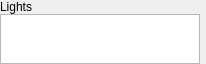
The window that src/tools/hlam/ui/assets/studiomodel/dockpanels/StudioModelLightingPanel.ui (SamVanheer/HalfLifeAssetManager) describes before a commit, drawn with Qt 5.
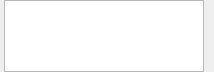
The same window after the commit.

Commit message: Add 4 pixels of margin on left and right of dock panels, simplify Lighting panel contents

Diff of the .ui file:
```diff
--- a/src/tools/hlam/ui/assets/studiomodel/dockpanels/StudioModelLightingPanel.ui
+++ b/src/tools/hlam/ui/assets/studiomodel/dockpanels/StudioModelLightingPanel.ui
@@ -6,8 +6,8 @@
    <rect>
     <x>0</x>
     <y>0</y>
-    <width>208</width>
-    <height>65</height>
+    <width>216</width>
+    <height>75</height>
    </rect>
   </property>
   <property name="windowTitle">
@@ -18,13 +18,13 @@
     <enum>QLayout::SetFixedSize</enum>
    </property>
    <property name="leftMargin">
-    <number>0</number>
+    <number>4</number>
    </property>
    <property name="topMargin">
     <number>0</number>
    </property>
    <property name="rightMargin">
-    <number>0</number>
+    <number>4</number>
    </property>
    <property name="bottomMargin">
     <number>0</number>
@@ -40,17 +40,10 @@
      <property name="topMargin">
       <number>0</number>
      </property>
-     <item>
-      <widget class="QLabel" name="label">
-       <property name="text">
-        <string>Lights</string>
-       </property>
-      </widget>
-     </item>
      <item>
       <widget class="QListWidget" name="Lights">
        <property name="sizePolicy">
-        <sizepolicy hsizetype="Fixed" vsizetype="Fixed">
+        <sizepolicy hsizetype="Fixed" vsizetype="Preferred">
          <horstretch>0</horstretch>
          <verstretch>0</verstretch>
         </sizepolicy>
@@ -58,15 +51,18 @@
        <property name="minimumSize">
         <size>
          <width>200</width>
-         <height>50</height>
+         <height>0</height>
         </size>
        </property>
        <property name="maximumSize">
         <size>
          <width>200</width>
-         <height>50</height>
+         <height>16777215</height>
         </size>
        </property>
+       <property name="sizeAdjustPolicy">
+        <enum>QAbstractScrollArea::AdjustToContentsOnFirstShow</enum>
+       </property>
       </widget>
      </item>
     </layout>
```
The commit also changes 13 other files.
